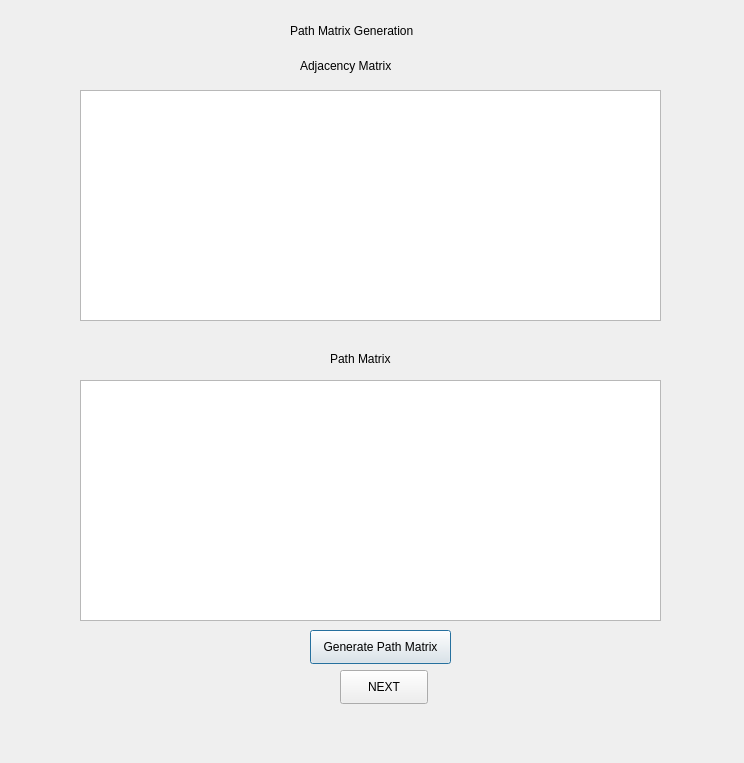
Qt form dialog_path_matrix.ui (shanidchamal/ADN) before a commit.
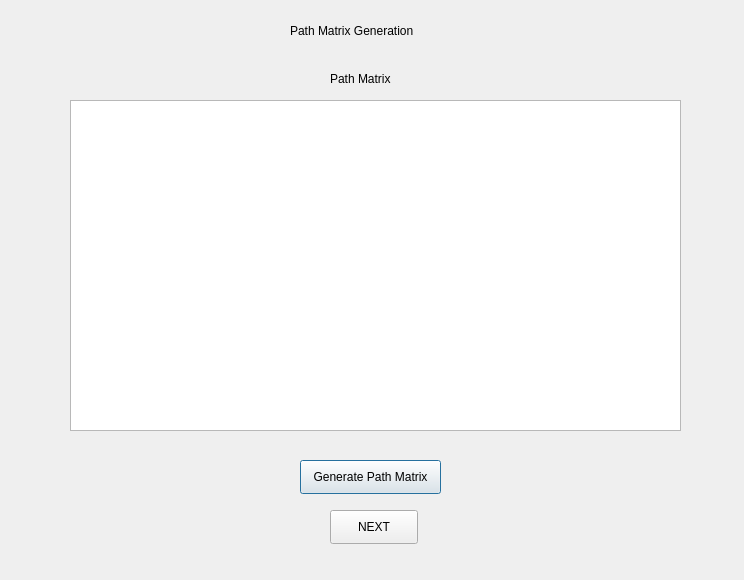
The same form after that commit.

Commit message: {Sprint 2} Removed Adjacency matrix display

Patch:
```diff
--- a/dialog_path_matrix.ui
+++ b/dialog_path_matrix.ui
@@ -7,7 +7,7 @@
     <x>0</x>
     <y>0</y>
     <width>744</width>
-    <height>763</height>
+    <height>580</height>
    </rect>
   </property>
   <property name="windowTitle">
@@ -26,34 +26,11 @@
     <string>Path Matrix Generation</string>
    </property>
   </widget>
-  <widget class="QLabel" name="label_2">
-   <property name="geometry">
-    <rect>
-     <x>300</x>
-     <y>50</y>
-     <width>111</width>
-     <height>31</height>
-    </rect>
-   </property>
-   <property name="text">
-    <string>Adjacency Matrix</string>
-   </property>
-  </widget>
-  <widget class="QTableWidget" name="tableADJ">
-   <property name="geometry">
-    <rect>
-     <x>80</x>
-     <y>90</y>
-     <width>581</width>
-     <height>231</height>
-    </rect>
-   </property>
-  </widget>
   <widget class="QLabel" name="label_3">
    <property name="geometry">
     <rect>
      <x>330</x>
-     <y>350</y>
+     <y>70</y>
      <width>81</width>
      <height>18</height>
     </rect>
@@ -65,18 +42,18 @@
   <widget class="QTableWidget" name="tablePATH">
    <property name="geometry">
     <rect>
-     <x>80</x>
-     <y>380</y>
-     <width>581</width>
-     <height>241</height>
+     <x>70</x>
+     <y>100</y>
+     <width>611</width>
+     <height>331</height>
     </rect>
    </property>
   </widget>
   <widget class="QPushButton" name="pathButton">
    <property name="geometry">
     <rect>
-     <x>310</x>
-     <y>630</y>
+     <x>300</x>
+     <y>460</y>
      <width>141</width>
      <height>34</height>
     </rect>
@@ -88,8 +65,8 @@
   <widget class="QPushButton" name="nextButton">
    <property name="geometry">
     <rect>
-     <x>340</x>
-     <y>670</y>
+     <x>330</x>
+     <y>510</y>
      <width>88</width>
      <height>34</height>
     </rect>
```
The commit also changes 1 other file.
